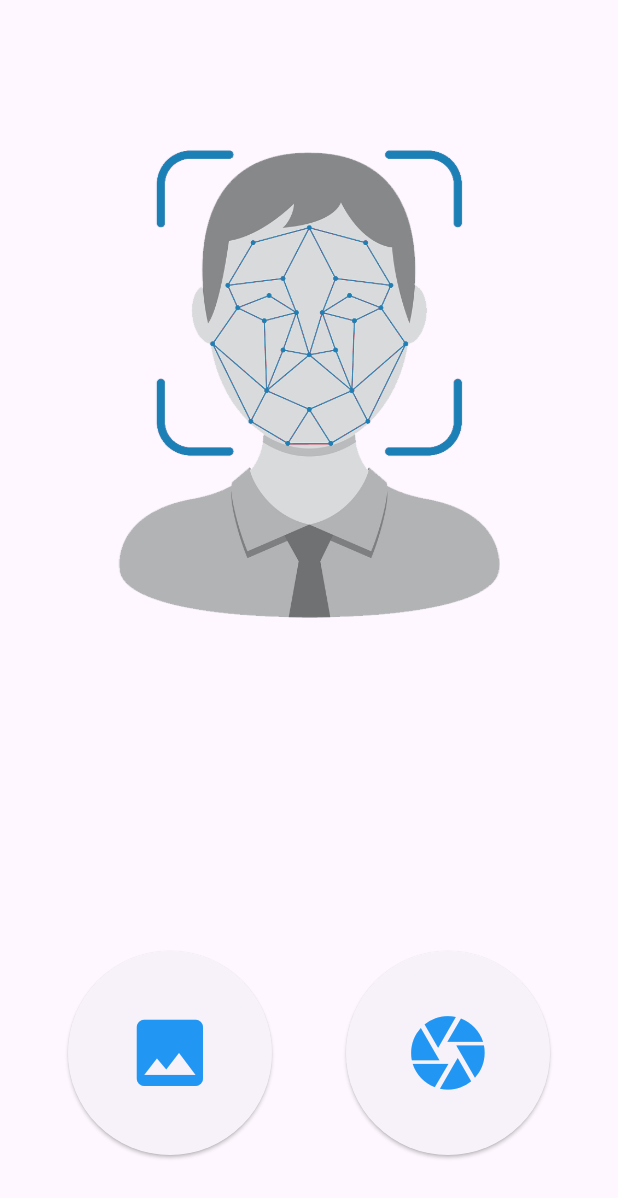
After one commit to Bullets-jyr/face_recognition_with_images, a Flutter app: the DetectionScreen screen opened directly, after a tap on the "camera" icon, on a phone screen of 412 x 824 dp. The commit adds this screen. Shown: the top 1198 px of the screen. Run offline on Flutter 3.47's test engine with Material 3 defaults, Android fonts, the phone set to English and light mode, and no system bars; our stand-ins replace image_picker, sqflite; missing offline and left inert: google_mlkit_face_detection, tflite_flutter; accounts and stored records are empty.

Commit message:
feat: Adding face recognition models & libraries in Flutter

```diff
--- /dev/null
+++ b/lib/DB/database_helper.dart
@@ -0,0 +1,82 @@
+import 'package:path/path.dart';
+import 'package:sqflite/sqflite.dart';
+import 'package:path_provider/path_provider.dart';
+
+class DatabaseHelper {
+  static const _databaseName = "MyDatabase.db";
+  static const _databaseVersion = 1;
+
+  static const table = 'my_table';
+
+  static const columnId = 'id';
+  static const columnName = 'name';
+  static const columnEmbedding = 'embedding';
+
+  late Database _db;
+
+  // this opens the database (and creates it if it doesn't exist)
+  Future<void> init() async {
+    final documentsDirectory = await getApplicationDocumentsDirectory();
+    final path = join(documentsDirectory.path, _databaseName);
+    _db = await openDatabase(
+      path,
+      version: _databaseVersion,
+      onCreate: _onCreate,
+    );
+  }
+
+  // SQL code to create the database table
+  Future _onCreate(Database db, int version) async {
+    await db.execute('''
+          CREATE TABLE $table (
+            $columnId INTEGER PRIMARY KEY AUTOINCREMENT,
+            $columnName TEXT NOT NULL,
+            $columnEmbedding TEXT NOT NULL
+          )
+          ''');
+  }
+
+  // Helper methods
+
+  // Inserts a row in the database where each key in the Map is a column name
+  // and the value is the column value. The return value is the id of the
+  // inserted row.
+  Future<int> insert(Map<String, dynamic> row) async {
+    return await _db.insert(table, row);
+  }
+
+  // All of the rows are returned as a list of maps, where each map is
+  // a key-value list of columns.
+  Future<List<Map<String, dynamic>>> queryAllRows() async {
+    return await _db.query(table);
+  }
+
+  // All of the methods (insert, query, update, delete) can also be done using
+  // raw SQL commands. This method uses a raw query to give the row count.
+  Future<int> queryRowCount() async {
+    final results = await _db.rawQuery('SELECT COUNT(*) FROM $table');
+    return Sqflite.firstIntValue(results) ?? 0;
+  }
+
+  // We are assuming here that the id column in the map is set. The other
+  // column values will be used to update the row.
+  Future<int> update(Map<String, dynamic> row) async {
+    int id = row[columnId];
+    return await _db.update(
+      table,
+      row,
+      where: '$columnId = ?',
+      whereArgs: [id],
+    );
+  }
+
+  // Deletes the row specified by the id. The number of affected rows is
+  // returned. This should be 1 as long as the row exists.
+  Future<int> delete(int id) async {
+    return await _db.delete(
+      table,
+      where: '$columnId = ?',
+      whereArgs: [id],
+    );
+  }
+}
--- /dev/null
+++ b/lib/ML/recognition.dart
@@ -0,0 +1,23 @@
+import 'dart:ui';
+
+// 그렇다면 이 인식은 무엇일까요?
+// 따라서 이 인식은 실제로 이 EML 폴더에 존재하는 또 다른 클래스입니다.
+// 그리고 열어보면 이것이 단순한 데이터 클래스라는 것을 알 수 있습니다.
+// 따라서 이는 일부 데이터를 저장하기 위해 존재한다는 것을 의미합니다.
+class Recognition {
+  String name;
+  Rect location;
+  List<double> embeddings;
+  // 따라서 이 거리 속성은 두 면 사이의 거리나 차이를 저장하는 데 사용됩니다.
+  // 그래서 우리는 두 얼굴의 임베딩을 비교하고 차이를 계산해 보겠습니다.
+  // 그리고 그 차이는 실제로 거기에 저장됩니다.
+  double distance;
+
+  /// Constructs a Category.
+  Recognition(
+    this.name,
+    this.location,
+    this.embeddings,
+    this.distance,
+  );
+}
--- /dev/null
+++ b/lib/ML/recognizer.dart
@@ -0,0 +1,157 @@
+import 'dart:math';
+import 'dart:typed_data';
+import 'dart:ui';
+import 'package:face_recognition_with_images/DB/database_helper.dart';
+import 'package:image/image.dart' as img;
+import 'package:tflite_flutter/tflite_flutter.dart';
+import 'recognition.dart';
+
+class Recognizer {
+  late Interpreter interpreter;
+  late InterpreterOptions _interpreterOptions;
+  static const int WIDTH = 112;
+  static const int HEIGHT = 112;
+  final dbHelper = DatabaseHelper();
+  Map<String, Recognition> registered = Map();
+
+  @override
+  String get modelName => 'assets/mobile_face_net.tflite';
+
+  Recognizer({
+    int? numThreads,
+  }) {
+    _interpreterOptions = InterpreterOptions();
+
+    if (numThreads != null) {
+      _interpreterOptions.threads = numThreads;
+    }
+    loadModel();
+    initDB();
+  }
+
+  initDB() async {
+    await dbHelper.init();
+    loadRegisteredFaces();
+  }
+
+  void loadRegisteredFaces() async {
+    final allRows = await dbHelper.queryAllRows();
+    // debugPrint('query all rows:');
+    for (final row in allRows) {
+      //  debugPrint(row.toString());
+      print(row[DatabaseHelper.columnName]);
+      String name = row[DatabaseHelper.columnName];
+      List<double> embd = row[DatabaseHelper.columnEmbedding]
+          .split(',')
+          .map((e) => double.parse(e))
+          .toList()
+          .cast<double>();
+      Recognition recognition =
+          Recognition(row[DatabaseHelper.columnName], Rect.zero, embd, 0);
+      registered.putIfAbsent(name, () => recognition);
+    }
+  }
+
+  void registerFaceInDB(String name, List<double> embedding) async {
+    // row to insert
+    Map<String, dynamic> row = {
+      DatabaseHelper.columnName: name,
+      DatabaseHelper.columnEmbedding: embedding.join(",")
+    };
+    final id = await dbHelper.insert(row);
+    print('inserted row id: $id');
+  }
+
+  Future<void> loadModel() async {
+    try {
+      interpreter = await Interpreter.fromAsset(modelName, options: _interpreterOptions);
+    } catch (e) {
+      print('Unable to create interpreter, Caught Exception: ${e.toString()}');
+    }
+  }
+
+  List<dynamic> imageToArray(img.Image inputImage) {
+    img.Image resizedImage =
+        img.copyResize(inputImage!, width: WIDTH, height: HEIGHT);
+    List<double> flattenedList = resizedImage.data!
+        .expand((channel) => [channel.r, channel.g, channel.b])
+        .map((value) => value.toDouble())
+        .toList();
+    Float32List float32Array = Float32List.fromList(flattenedList);
+    int channels = 3;
+    int height = HEIGHT;
+    int width = WIDTH;
+    Float32List reshapedArray = Float32List(1 * height * width * channels);
+    for (int c = 0; c < channels; c++) {
+      for (int h = 0; h < height; h++) {
+        for (int w = 0; w < width; w++) {
+          int index = c * height * width + h * width + w;
+          reshapedArray[index] =
+              (float32Array[c * height * width + h * width + w] - 127.5) /
+                  127.5;
+        }
+      }
+    }
+    return reshapedArray.reshape([1, 112, 112, 3]);
+  }
+
+  Recognition recognize(img.Image image, Rect location) {
+    //TODO crop face from image resize it and convert it to float array
+    var input = imageToArray(image);
+    print(input.shape.toString());
+
+    //TODO output array
+    List output = List.filled(1 * 192, 0).reshape([1, 192]);
+
+    //TODO performs inference
+    final runs = DateTime.now().millisecondsSinceEpoch;
+    interpreter.run(input, output);
+    final run = DateTime.now().millisecondsSinceEpoch - runs;
+    print('Time to run inference: $run ms$output');
+
+    //TODO convert dynamic list to double list
+    List<double> outputArray = output.first.cast<double>();
+
+    //TODO looks for the nearest embeeding in the database and returns the pair
+    Pair pair = findNearest(outputArray);
+    print("distance= ${pair.distance}");
+
+    return Recognition(
+      pair.name,
+      location,
+      outputArray,
+      pair.distance,
+    );
+  }
+
+  //TODO  looks for the nearest embeeding in the database and returns the pair which contain information of registered face with which face is most similar
+  findNearest(List<double> emb) {
+    Pair pair = Pair("Unknown", -5);
+    for (MapEntry<String, Recognition> item in registered.entries) {
+      final String name = item.key;
+      List<double> knownEmb = item.value.embeddings;
+      double distance = 0;
+      for (int i = 0; i < emb.length; i++) {
+        double diff = emb[i] - knownEmb[i];
+        distance += diff * diff;
+      }
+      distance = sqrt(distance);
+      if (pair.distance == -5 || distance < pair.distance) {
+        pair.distance = distance;
+        pair.name = name;
+      }
+    }
+    return pair;
+  }
+
+  void close() {
+    interpreter.close();
+  }
+}
+
+class Pair {
+  String name;
+  double distance;
+
+  Pair(this.name, this.distance);
+}
--- /dev/null
+++ b/lib/detection_screen.dart
@@ -0,0 +1,377 @@
+import 'dart:io';
+import 'dart:typed_data';
+import 'dart:ui' as ui;
+
+import 'package:face_recognition_with_images/ML/recognition.dart';
+import 'package:face_recognition_with_images/ML/recognizer.dart';
+import 'package:face_recognition_with_images/registration_screen.dart';
+import 'package:flutter/material.dart';
+import 'package:flutter/services.dart' show rootBundle;
+import 'package:google_mlkit_face_detection/google_mlkit_face_detection.dart';
+import 'package:image/image.dart' as img;
+import 'package:image_picker/image_picker.dart';
+import 'package:path_provider/path_provider.dart';
+
+class DetectionScreen extends StatefulWidget {
+  const DetectionScreen({super.key});
+
+  @override
+  State<DetectionScreen> createState() => _DetectionScreenState();
+}
+
+class _DetectionScreenState extends State<DetectionScreen> {
+//TODO declare variables
+  late ImagePicker _imagePicker;
+  String? _name;
+  File? _image;
+
+  //TODO declare detector
+  late FaceDetector faceDetector;
+
+  //TODO declare face recognizer
+  late Recognizer recognizer;
+
+  // int index = 1;
+
+  @override
+  void initState() {
+    // TODO: implement initState
+    super.initState();
+    _imagePicker = ImagePicker();
+
+    //TODO initialize face detector
+    final options = FaceDetectorOptions(
+      enableClassification: false,
+      enableLandmarks: true,
+      enableContours: false,
+      enableTracking: false,
+      minFaceSize: 0.1,
+      performanceMode: FaceDetectorMode.accurate,
+    );
+    faceDetector = FaceDetector(
+      options: options,
+    );
+
+    //TODO initialize face recognizer
+    recognizer = Recognizer();
+  }
+
+  //TODO capture image using camera
+  _imgFromCamera() async {
+    // XFile? pickedFile = await imagePicker.pickImage(source: ImageSource.camera);
+    // if (pickedFile != null) {
+    //   setState(() {
+    //     _image = File(pickedFile.path);
+    //     doFaceDetection();
+    //   });
+    // }
+
+    var decodedImage = await decodeImageFromList(_image!.readAsBytesSync());
+    final size =
+    Size(decodedImage.width.toDouble(), decodedImage.height.toDouble());
+
+    ui.PictureRecorder recorder = ui.PictureRecorder();
+    Canvas canvas = Canvas(recorder);
+
+    var painter = FacePainter(
+      facesList: faces,
+      imageFile: image,
+    );
+
+    painter.paint(canvas, size);
+    ui.Image renderedImage = await recorder.endRecording().toImage(
+      size.width.floor(),
+      size.height.floor(),
+    );
+
+    var pngBytes = await renderedImage.toByteData(
+      format: ui.ImageByteFormat.png,
+    );
+
+    Directory saveDir = await getApplicationDocumentsDirectory();
+    File saveFile = File('${saveDir.path}/$_name');
+
+    if (!saveFile.existsSync()) {
+      saveFile.createSync(recursive: true);
+    }
+    saveFile.writeAsBytesSync(pngBytes!.buffer.asUint8List(), flush: true);
+  }
+
+  //TODO choose image using gallery
+  _imgFromGallery() async {
+    // XFile? pickedFile = await _imagePicker.pickImage(source: ImageSource.gallery);
+    // if (pickedFile != null) {
+    //   setState(() {
+    //     _name = pickedFile.name;
+    //     _image = File(pickedFile.path);
+    //     doFaceDetection();
+    //   });
+    // }
+
+    // for(int i = 1; i < 484; i++) {
+    //   final byteData = await rootBundle.load('images/sources/source_$i.jpg');
+    //   final file = File('${(await getTemporaryDirectory()).path}/images/sources/source_$i.jpg');
+    //   await file.create(recursive: true);
+    //   _image = await file.writeAsBytes(byteData.buffer.asUint8List(byteData.offsetInBytes, byteData.lengthInBytes));
+    // }
+
+    // print('===== index:: $index');
+
+    for(int index = 1; index < 13; index++) {
+      try {
+        final byteData =
+        await rootBundle.load('images/sources/source_$index.jpg');
+        final file = File(
+            '${(await getTemporaryDirectory()).path}/images/sources/source_$index.jpg');
+        await file.create(recursive: true);
+        await file.writeAsBytes(byteData.buffer
+            .asUint8List(byteData.offsetInBytes, byteData.lengthInBytes));
+        setState(() {
+          _name = 'source_$index.jpg';
+          _image = file;
+          doFaceDetection();
+        });
+      } catch (e) {
+        print(e);
+      }
+      await Future.delayed(const Duration(seconds: 4));
+      // index++;
+    }
+
+    // try {
+    //   final byteData =
+    //   await rootBundle.load('images/sources/source_171.jpg');
+    //   final file = File(
+    //       '${(await getTemporaryDirectory()).path}/images/sources/source_171.jpg');
+    //   await file.create(recursive: true);
+    //   await file.writeAsBytes(byteData.buffer
+    //       .asUint8List(byteData.offsetInBytes, byteData.lengthInBytes));
+    //   setState(() {
+    //     _name = 'source_171.jpg';
+    //     _image = file;
+    //     doFaceDetection();
+    //   });
+    // } catch (e) {
+    //   print(e);
+    // }
+    // await Future.delayed(const Duration(seconds: 4));
+  }
+
+  //TODO face detection code here
+  List<Face> faces = [];
+
+  doFaceDetection() async {
+    //TODO remove rotation of camera images
+    _image = await removeRotation(_image!);
+
+    image = await _image?.readAsBytes();
+    image = await decodeImageFromList(image);
+
+    //TODO passing input to face detector and getting detected faces
+    InputImage inputImage = InputImage.fromFile(_image!);
+    faces = await faceDetector.processImage(inputImage);
+    print('===== faces.length:: ${faces.length}');
+
+    for (Face face in faces) {
+      Rect faceRect = face.boundingBox;
+
+      // num left = faceRect.left < 0 ? 0 : faceRect.left;
+      // num top = faceRect.top < 0 ? 0 : faceRect.top;
+      // num right =
+      //     faceRect.right > image.width ? image.width - 1 : faceRect.right;
+      // num bottom =
+      //     faceRect.bottom > image.height ? image.height - 1 : faceRect.bottom;
+      // num width = right - left;
+      // num height = bottom - top;
+
+      //TODO crop face
+      // final bytes = _image!.readAsBytesSync(); //await File(cropedFace!.path).readAsBytes();
+      // img.Image? faceImg = img.decodeImage(bytes!);
+      // img.Image faceImg2 = img.copyCrop(
+      //   faceImg!,
+      //   x: left.toInt(),
+      //   y: top.toInt(),
+      //   width: width.toInt(),
+      //   height: height.toInt(),
+      // );
+
+      // Recognition recognition = recognizer.recognize(faceImg2, faceRect);
+      // showFaceRegistrationDialogue(Uint8List.fromList(img.encodeBmp(faceImg2)), recognition);
+    }
+    await drawRectangleAroundFaces();
+
+    //TODO call the method to perform face recognition on detected faces
+  }
+
+  //TODO remove rotation of camera images
+  removeRotation(File inputImage) async {
+    final img.Image? capturedImage =
+    img.decodeImage(await File(inputImage!.path).readAsBytes());
+    final img.Image orientedImage = img.bakeOrientation(capturedImage!);
+    return await File(_image!.path).writeAsBytes(img.encodeJpg(orientedImage));
+  }
+
+  //TODO perform Face Recognition
+
+  //TODO Face Registration Dialogue
+  TextEditingController textEditingController = TextEditingController();
+
+  showFaceRegistrationDialogue(Uint8List cropedFace, Recognition recognition) {
+    showDialog(
+      context: context,
+      builder: (ctx) => AlertDialog(
+        title: const Text("Face Registration", textAlign: TextAlign.center),
+        alignment: Alignment.center,
+        content: SizedBox(
+          height: 340,
+          child: Column(
+            crossAxisAlignment: CrossAxisAlignment.center,
+            children: [
+              const SizedBox(
+                height: 20,
+              ),
+              Image.memory(
+                cropedFace,
+                width: 200,
+                height: 200,
+              ),
+              SizedBox(
+                width: 200,
+                child: TextField(
+                    controller: textEditingController,
+                    decoration: const InputDecoration(
+                        fillColor: Colors.white,
+                        filled: true,
+                        hintText: "Enter Name")),
+              ),
+              const SizedBox(
+                height: 10,
+              ),
+              ElevatedButton(
+                  onPressed: () {
+                    recognizer.registerFaceInDB(
+                        textEditingController.text, recognition.embeddings);
+                    textEditingController.text = "";
+                    Navigator.pop(context);
+                    ScaffoldMessenger.of(context).showSnackBar(const SnackBar(
+                      content: Text("Face Registered"),
+                    ));
+                  },
+                  style: ElevatedButton.styleFrom(
+                      backgroundColor: Colors.blue,
+                      minimumSize: const Size(200, 40)),
+                  child: const Text("Register"))
+            ],
+          ),
+        ),
+        contentPadding: EdgeInsets.zero,
+      ),
+    );
+  }
+
+  //TODO draw rectangles
+  var image;
+
+  drawRectangleAroundFaces() async {
+    image = await _image?.readAsBytes();
+    image = await decodeImageFromList(image);
+    print("${image.width}   ${image.height}");
+    setState(() {
+      image;
+      faces;
+    });
+
+    await _imgFromCamera();
+  }
+
+  @override
+  Widget build(BuildContext context) {
+    double screenWidth = MediaQuery.of(context).size.width;
+    double screenHeight = MediaQuery.of(context).size.height;
+    return Scaffold(
+      resizeToAvoidBottomInset: false,
+      body: Column(
+        mainAxisAlignment: MainAxisAlignment.spaceBetween,
+        children: [
+          image != null
+              ?
+          // Container(
+          //         margin: const EdgeInsets.only(top: 100),
+          //         width: screenWidth - 50,
+          //         height: screenWidth - 50,
+          //         child: Image.file(_image!),
+          //       )
+          Container(
+            margin: const EdgeInsets.only(
+                top: 60, left: 30, right: 30, bottom: 0),
+            child: FittedBox(
+              child: SizedBox(
+                width: image.width.toDouble(),
+                height: image.width.toDouble(),
+                child: CustomPaint(
+                  painter:
+                  FacePainter(facesList: faces, imageFile: image),
+                ),
+              ),
+            ),
+          )
+              : Container(
+            margin: const EdgeInsets.only(top: 100),
+            child: Image.asset(
+              "images/logo.png",
+              width: screenWidth - 100,
+              height: screenWidth - 100,
+            ),
+          ),
+
+          Container(
+            height: 50,
+          ),
+
+          //TODO section which displays buttons for choosing and capturing images
+          Container(
+            margin: const EdgeInsets.only(bottom: 50),
+            child: Row(
+              mainAxisAlignment: MainAxisAlignment.spaceEvenly,
+              children: [
+                Card(
+                  shape: const RoundedRectangleBorder(
+                    borderRadius: BorderRadius.all(
+                      Radius.circular(200),
+                    ),
+                  ),
+                  child: InkWell(
+                    onTap: () {
+                      _imgFromGallery();
+                    },
+                    child: SizedBox(
+                      width: screenWidth / 2 - 70,
+                      height: screenWidth / 2 - 70,
+                      child: Icon(Icons.image,
+                          color: Colors.blue, size: screenWidth / 7),
+                    ),
+                  ),
+                ),
+                Card(
+                  shape: const RoundedRectangleBorder(
+                      borderRadius: BorderRadius.all(Radius.circular(200))),
+                  child: InkWell(
+                    onTap: () {
+                      _imgFromCamera();
+                    },
+                    child: SizedBox(
+                      width: screenWidth / 2 - 70,
+                      height: screenWidth / 2 - 70,
+                      child: Icon(Icons.camera,
+                          color: Colors.blue, size: screenWidth / 7),
+                    ),
+                  ),
+                )
+              ],
+            ),
+          )
+        ],
+      ),
+    );
+  }
+}
```
Also changed, not shown: lib/registration_screen.dart (+45 -10 lines), pubspec.yaml (+13 -0 lines), pubspec.lock, 3 other files.
